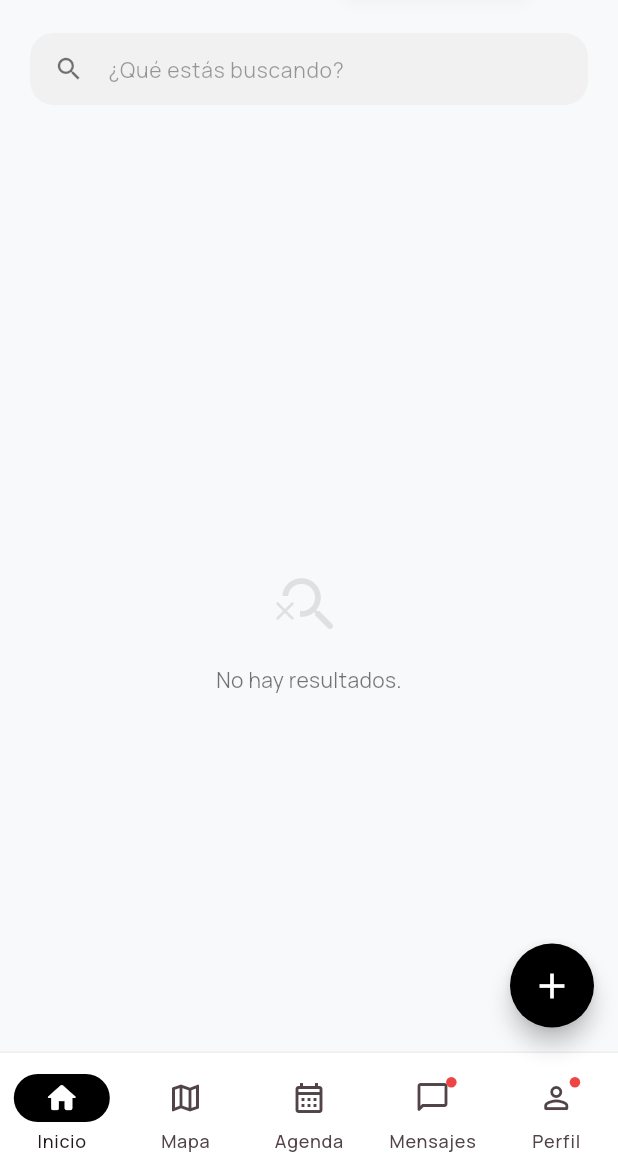
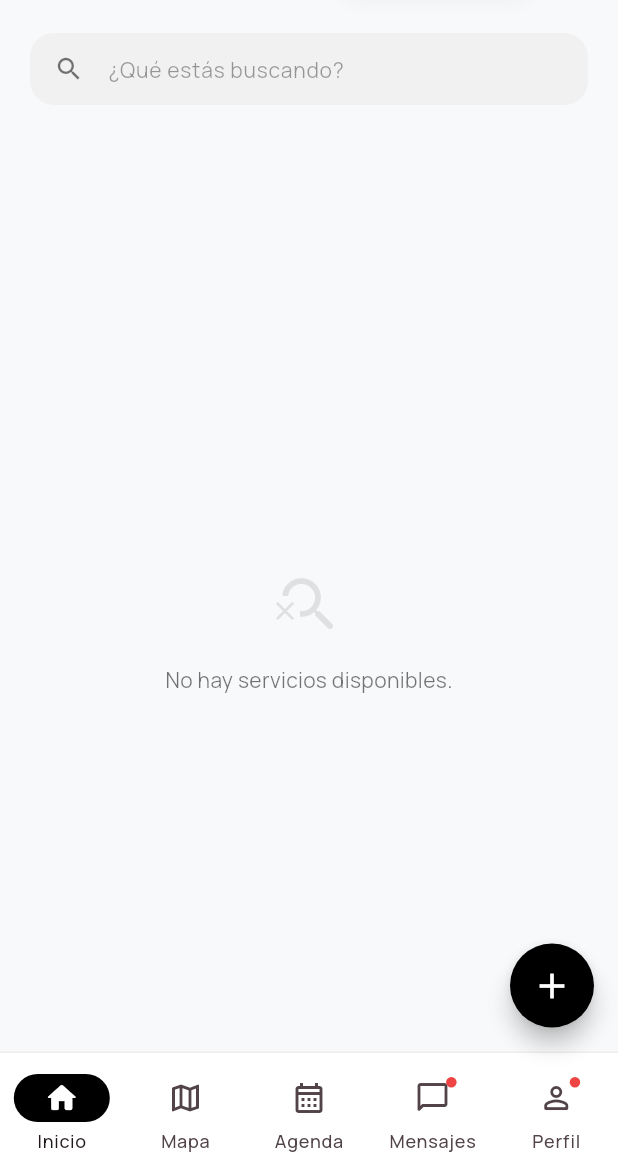
Before and after one commit to guelan14/zenvi, a Flutter app: the screen it shows after launch, on a phone screen of 412 x 824 dp, the part 63-1236 px from its top. Run offline on Flutter 3.47's test engine with Material 3 defaults, Android fonts, the phone set to English and light mode, and no system bars; our stand-ins replace flutter_dotenv, flutter_map, flutter_riverpod, geolocator, go_router, google_fonts and 5 more; missing offline and left inert: posthog_flutter; accounts and stored records are empty.

Commit message:
fix(home): show jobs feed instead of own services on professional home screen

```diff
--- a/lib/features/home/presentation/screens/home_screen.dart
+++ b/lib/features/home/presentation/screens/home_screen.dart
@@ -67,62 +67,7 @@ class _HomeScreenState extends ConsumerState<HomeScreen> {
           ),
         ],
       ),
-      body: userMode == UserMode.professional
-          ? Column(
-              crossAxisAlignment: CrossAxisAlignment.start,
-              children: [
-                Padding(
-                  padding: const EdgeInsets.symmetric(horizontal: 20, vertical: 16),
-                  child: Text(
-                    'Mis Servicios',
-                    style: TextStyle(
-                      fontSize: 22,
-                      fontWeight: FontWeight.bold,
-                      color: Theme.of(context).brightness == Brightness.dark ? Colors.white : Colors.black,
-                    ),
-                  ),
-                ),
-                Expanded(
-                  child: myServicesAsync.when(
-                    data: (listings) {
-                      final myServices = listings.where((l) => l.type == ListingType.service).toList();
-
-                      if (myServices.isEmpty) {
-                        return _buildProfessionalEmptyState(context);
-                      }
-
-                      return RefreshIndicator(
-                        onRefresh: () => ref.refresh(profileListingsProvider('me').future),
-                        child: ListView.builder(
-                          padding: const EdgeInsets.symmetric(horizontal: 20),
-                          itemCount: myServices.length,
-                          itemBuilder: (context, index) {
-                            final listing = myServices[index];
-                            return Padding(
-                              padding: const EdgeInsets.only(bottom: 16),
-                              child: ZerviCard(
-                                onTap: () => context.push('/listing/${listing.id}'),
-                                child: _buildListingItem(listing),
-                              ),
-                            );
-                          },
-                        ),
-                      );
-                    },
-                    loading: () => ListView.builder(
-                      padding: const EdgeInsets.symmetric(horizontal: 20),
-                      itemCount: 2,
-                      itemBuilder: (context, index) => const Padding(
-                        padding: EdgeInsets.only(bottom: 16),
-                        child: ZerviListingSkeleton(),
-                      ),
-                    ),
-                    error: (err, stack) => Center(child: Text('Error: $err')),
-                  ),
-                ),
-              ],
-            )
-          : Column(
+      body: Column(
         children: [
           // Barra de Búsqueda Compacta
           Padding(
@@ -142,7 +87,9 @@ class _HomeScreenState extends ConsumerState<HomeScreen> {
                   });
                 },
                 decoration: InputDecoration(
-                        hintText: '¿Qué estás buscando?',
+                  hintText: userMode == UserMode.client
+                      ? '¿Qué estás buscando?'
+                      : 'Buscar trabajos y pedidos...',
                   hintStyle: TextStyle(
                     color: Theme.of(context).brightness == Brightness.dark ? Colors.white38 : Colors.black38,
                     fontSize: 14,
@@ -236,7 +183,7 @@ class _HomeScreenState extends ConsumerState<HomeScreen> {
         }).toList();
 
         if (filteredListings.isEmpty) {
-          return _buildEmptyState();
+          return _buildEmptyState(ref.read(userModeProvider));
         }
 
         return RefreshIndicator(
@@ -453,7 +400,8 @@ class _HomeScreenState extends ConsumerState<HomeScreen> {
     );
   }
 
-  Widget _buildEmptyState() {
+  Widget _buildEmptyState(UserMode userMode) {
+    final isDark = Theme.of(context).brightness == Brightness.dark;
     return Center(
       child: Column(
         mainAxisAlignment: MainAxisAlignment.center,
@@ -461,12 +409,14 @@ class _HomeScreenState extends ConsumerState<HomeScreen> {
           Icon(
             Icons.search_off_rounded,
             size: 48,
-            color: Colors.black.withValues(alpha: 0.1),
+            color: isDark ? Colors.white30 : Colors.black.withValues(alpha: 0.1),
           ),
           const SizedBox(height: 16),
-          const Text(
-            'No hay resultados.',
-            style: TextStyle(color: Colors.black54, fontSize: 14),
+          Text(
+            userMode == UserMode.client
+                ? 'No hay servicios disponibles.'
+                : 'No hay trabajos o pedidos disponibles.',
+            style: TextStyle(color: isDark ? Colors.white70 : Colors.black54, fontSize: 14),
           ),
         ],
       ),
```
Lines whose indentation alone changed are shown as unchanged.
